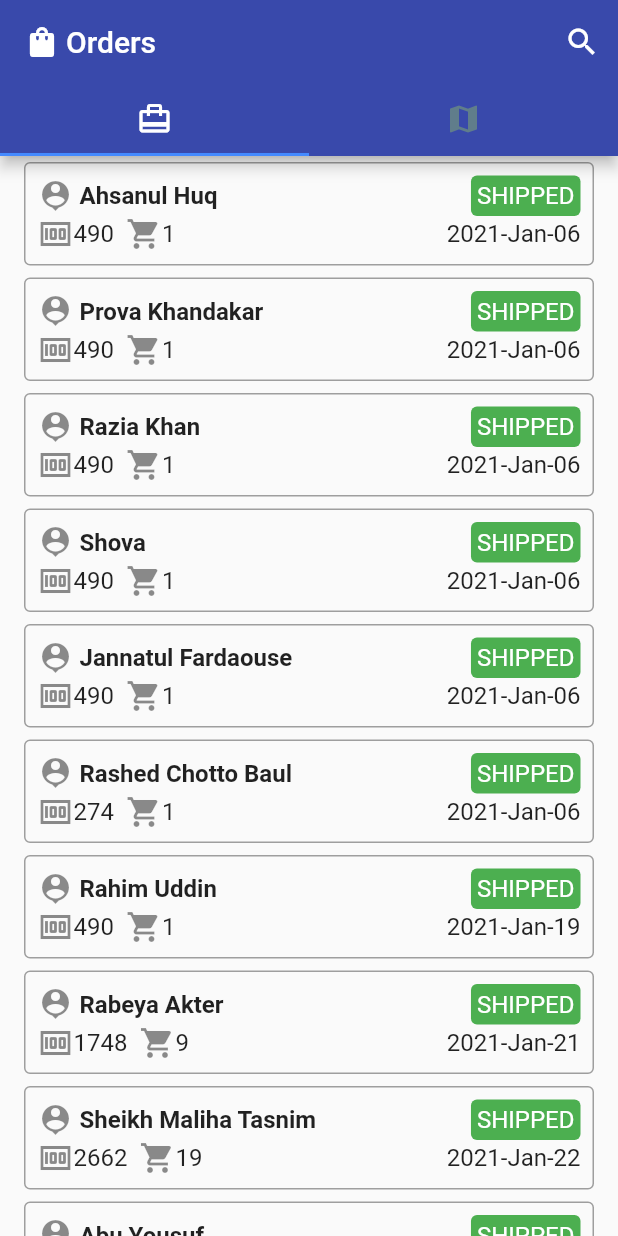
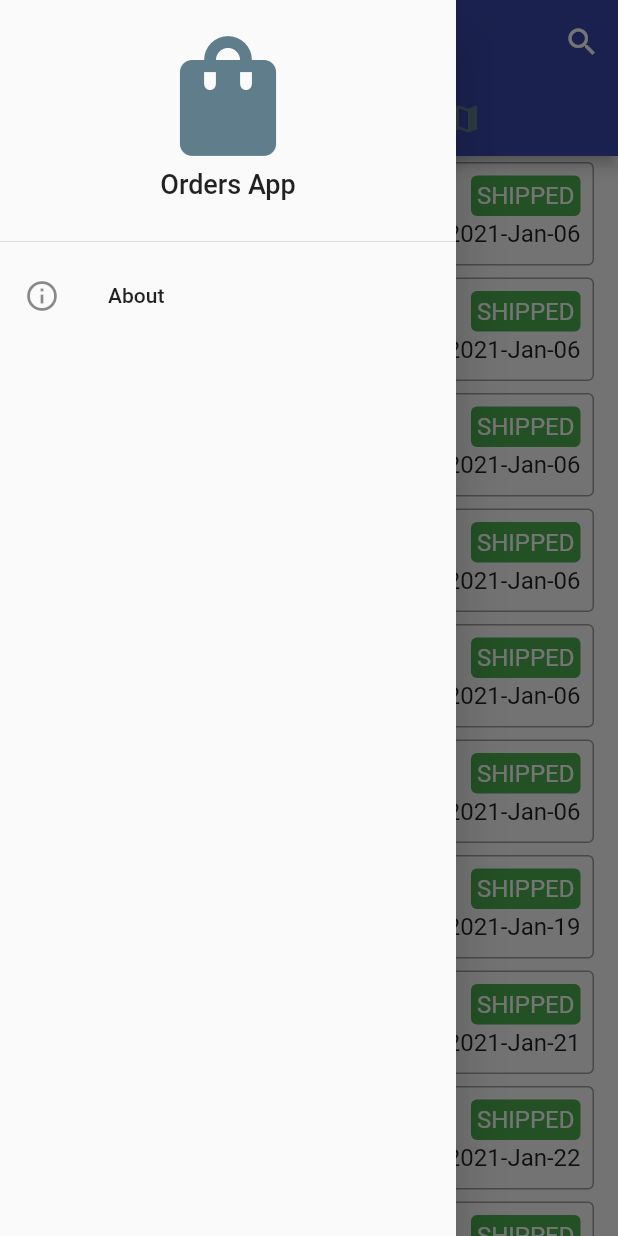
Before and after one commit to smjxpro/jrt_orders_flutter, a Flutter app: the screen it shows after launch, with the side drawer open (before the commit the screen has no drawer), on a phone screen of 412 x 824 dp. Run offline on Flutter 3.47's test engine with Material 2 defaults, Android fonts, the phone set to English and light mode, and no system bars; our stand-ins replace flutter_map, geocoding, get, latlong2.

```diff
--- a/lib/app/app.dart
+++ b/lib/app/app.dart
@@ -1,5 +1,6 @@
 import 'package:flutter/material.dart';
 import 'package:orders/app/_themes/app_theme.dart';
+import 'package:orders/app/presentation/pages/about_page.dart';
 import 'package:orders/app/presentation/pages/not_found_page.dart';
 import 'package:orders/app/presentation/pages/order_details_page.dart';
 import 'package:orders/app/presentation/pages/order_list_page.dart';
@@ -9,14 +10,14 @@ class App extends StatelessWidget {
   Widget build(BuildContext context) {
     return MaterialApp(
       debugShowCheckedModeBanner: false,
-      title: 'Orders',
+      title: 'Orders App',
       theme: AppTheme.lightTheme,
       routes: {
         NotFoundPage.routeName: (BuildContext context) => NotFoundPage(),
         OrderListPage.routeName: (BuildContext context) => OrderListPage(),
-        // TestApp.routeName: (BuildContext context) => TestApp(),
         OrderDetailsPage.routeName: (BuildContext context) =>
             OrderDetailsPage(),
+        AboutPage.routeName: (BuildContext context) => AboutPage(),
       },
       initialRoute: OrderListPage.routeName,
     );
--- a/lib/app/presentation/managers/map_tab_controller.dart
+++ b/lib/app/presentation/managers/map_tab_controller.dart
@@ -8,6 +8,7 @@ class MapTabController extends GetxController
     with StateMixin<List<MarkerData>> {
   final orderList = RxList<Order>();
 
+  //TODO find a way to do performance intensive task on a separate isolate
   Future<List<MarkerData>> getMarkerDataList() async {
     List<MarkerData> list = [];
     orderList.forEach((element) async {
--- a/lib/app/presentation/pages/order_list_page.dart
+++ b/lib/app/presentation/pages/order_list_page.dart
@@ -2,6 +2,7 @@ import 'package:flutter/cupertino.dart';
 import 'package:flutter/material.dart';
 import 'package:get/get.dart';
 import 'package:orders/app/presentation/managers/order_list_page_controller.dart';
+import 'package:orders/app/presentation/widgets/order_list_page_drawer.dart';
 import 'package:orders/app/presentation/widgets/map_tab.dart';
 import 'package:orders/app/presentation/widgets/order_tile.dart';
 
@@ -17,15 +18,7 @@ class OrderListPage extends StatelessWidget {
       child: SafeArea(
         child: Scaffold(
           appBar: AppBar(
-            title: Row(
-              children: [
-                Icon(Icons.shopping_bag),
-                SizedBox(
-                  width: 4,
-                ),
-                Text("Orders"),
-              ],
-            ),
+            title: Text("Orders"),
             actions: [
               Obx(
                 () => controller.tabIndex.value != 0
@@ -75,6 +68,7 @@ class OrderListPage extends StatelessWidget {
               ],
             ),
           ),
+          drawer: OrderListPageDrawer(),
           body: TabBarView(children: [
             Obx(
               () => ListView.builder(
--- /dev/null
+++ b/lib/app/presentation/widgets/order_list_page_drawer.dart
@@ -0,0 +1,42 @@
+import 'package:flutter/cupertino.dart';
+import 'package:flutter/material.dart';
+import 'package:orders/app/presentation/pages/about_page.dart';
+
+class OrderListPageDrawer extends StatelessWidget {
+  const OrderListPageDrawer({
+    Key? key,
+  }) : super(key: key);
+
+  @override
+  Widget build(BuildContext context) {
+    return Drawer(
+      child: ListView(
+        children: [
+          DrawerHeader(
+            child: Column(
+              children: [
+                Icon(
+                  Icons.shopping_bag,
+                  size: 96,
+                ),
+                Expanded(
+                  child: Text(
+                    'Orders App',
+                    style: TextStyle(fontSize: 18),
+                  ),
+                ),
+              ],
+            ),
+          ),
+          ListTile(
+            leading: Icon(Icons.info_outline),
+            title: Text('About'),
+            onTap: () {
+              Navigator.of(context).pushNamed(AboutPage.routeName);
+            },
+          )
+        ],
+      ),
+    );
+  }
+}
```
Also changed, not shown: lib/app/presentation/pages/about_page.dart (added, +83 -0 lines), lib/app/presentation/widgets/map_tab.dart (+7 -8 lines).
